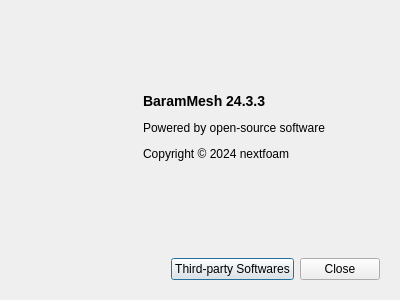
Above: baramMesh/view/menu/help/about_dialog.ui from nextfoam/baram before the change. Below: the same form after it.
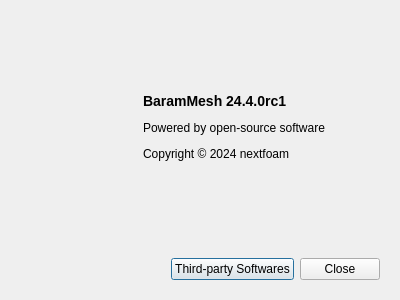
That is the form after the change.

```diff
--- a/baramMesh/view/menu/help/about_dialog.ui
+++ b/baramMesh/view/menu/help/about_dialog.ui
@@ -90,7 +90,7 @@
          </sizepolicy>
         </property>
         <property name="text">
-         <string>&lt;p&gt;&lt;b&gt;&lt;font size=&quot;4&quot;&gt;BaramMesh 24.3.3&lt;/font&gt;&lt;/b&gt;&lt;/p&gt;
+         <string>&lt;p&gt;&lt;b&gt;&lt;font size=&quot;4&quot;&gt;BaramMesh 24.4.0rc1&lt;/font&gt;&lt;/b&gt;&lt;/p&gt;
 
 &lt;p&gt;Powered by open-source software&lt;/p&gt;
 
```
